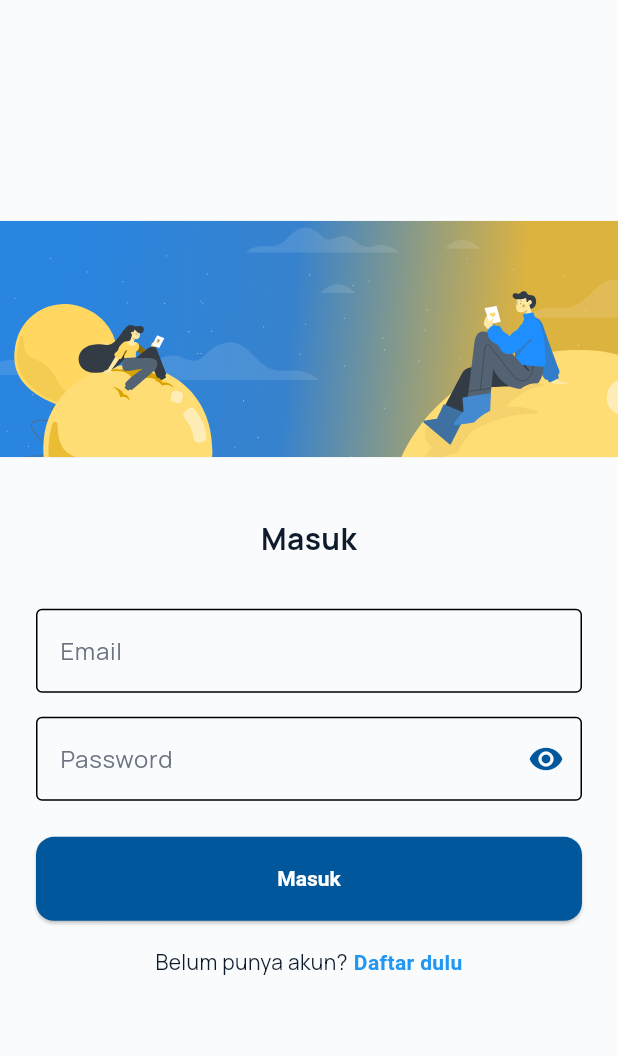
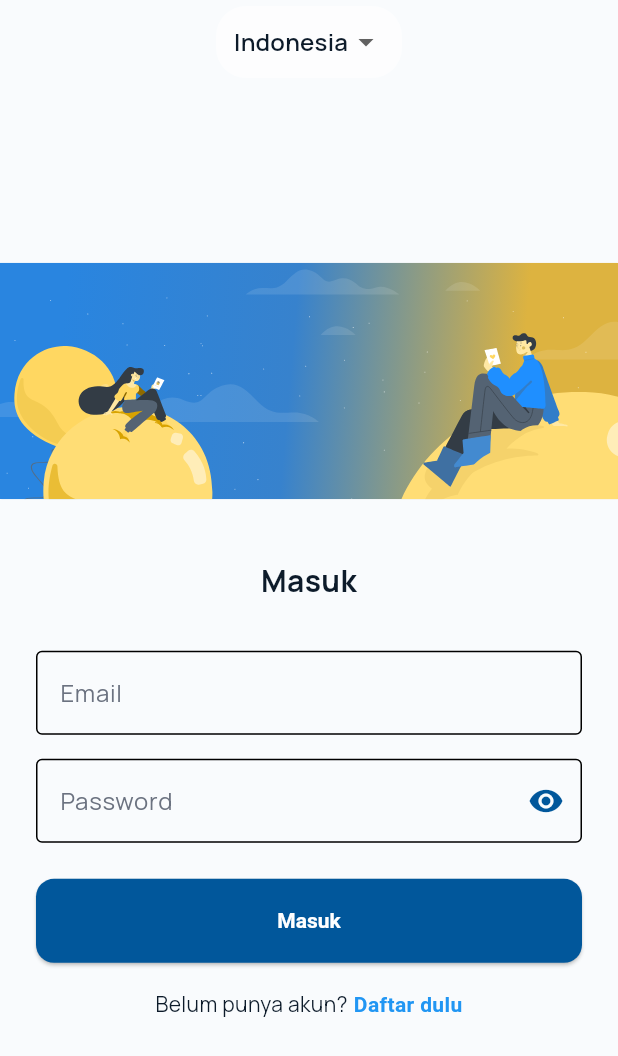
Before and after one commit to romydewantara/Fleegram, a Flutter app: the screen it shows after launch, on a phone screen of 412 x 824 dp. Shown: the top 1056 px of the screen. Run offline on Flutter 3.47's test engine with Material 3 defaults, Android fonts, the phone set to English and light mode, and no system bars; our stand-ins replace dotted_border, freezed_annotation, geocoding, geolocator, go_router, google_maps_flutter and 5 more; accounts and stored records are empty; project files that could hold a hidden picture were left out.

Commit message:
feat: add new dropdown menu to change app language, replace ic_launcher with signature icon

```diff
--- a/lib/presentation/pages/login_page.dart
+++ b/lib/presentation/pages/login_page.dart
@@ -2,6 +2,7 @@ import 'package:fleegram/core/constants/app_assets.dart';
 import 'package:fleegram/core/network/api_exception.dart';
 import 'package:fleegram/l10n/app_localization.dart';
 import 'package:fleegram/presentation/providers/auth_provider.dart';
+import 'package:fleegram/presentation/providers/locale_provider.dart';
 import 'package:fleegram/presentation/utils/snackbar_helper.dart';
 import 'package:flutter/gestures.dart';
 import 'package:flutter/material.dart';
@@ -84,6 +85,7 @@ class _LoginPageState extends State<LoginPage> {
 
   @override
   Widget build(BuildContext context) {
+    final localeProvider = context.watch<LocaleProvider>();
     final authProvider = context.watch<AuthProvider>();
     final l10n = AppLocalizations.of(context)!;
 
@@ -102,6 +104,37 @@ class _LoginPageState extends State<LoginPage> {
       behavior: HitTestBehavior.translucent,
       onTap: () => FocusScope.of(context).unfocus(),
       child: Scaffold(
+        appBar: AppBar(
+          backgroundColor: Colors.transparent,
+          elevation: 0,
+          centerTitle: true,
+          title: Container(
+            padding: const EdgeInsets.symmetric(horizontal: 12),
+            decoration: BoxDecoration(
+              color: Theme.of(
+                context,
+              ).colorScheme.surface.withValues(alpha: 0.6),
+              borderRadius: BorderRadius.circular(20),
+            ),
+            child: DropdownButtonHideUnderline(
+              child: DropdownButton<Locale>(
+                value: localeProvider.locale,
+                onChanged: (locale) {
+                  if (locale != null) {
+                    context.read<LocaleProvider>().setLocale(locale);
+                  }
+                },
+                items: const [
+                  DropdownMenuItem(
+                    value: Locale('id'),
+                    child: Text('Indonesia'),
+                  ),
+                  DropdownMenuItem(value: Locale('en'), child: Text('English')),
+                ],
+              ),
+            ),
+          ),
+        ),
         body: Center(
           child: SingleChildScrollView(
             child: Column(
```
Also changed, not shown: 5 other files.
